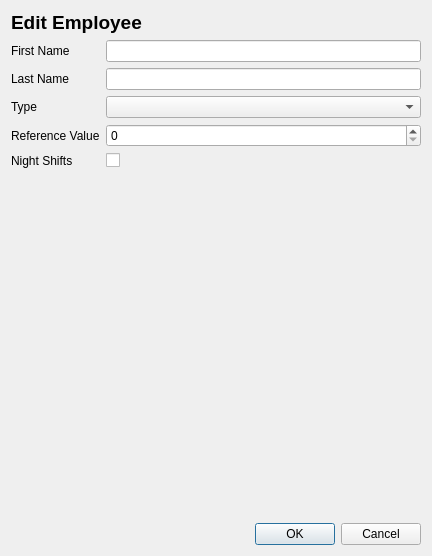
This is ui/employeeEditor.ui in olk90/shift as Qt 5 draws it before an edit. The edited form follows.
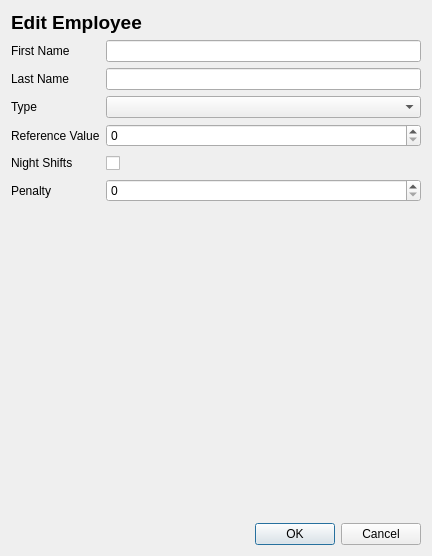
This is the edited form.

Commit message:
added penalty field to employee
- fixed bug in creation of new employees

The edit to the form file:
```diff
--- a/ui/employeeEditor.ui
+++ b/ui/employeeEditor.ui
@@ -85,10 +85,20 @@
        <item row="4" column="1">
         <widget class="QCheckBox" name="nightShiftsEdit">
          <property name="text">
-          <string/>
+          <string> </string>
          </property>
         </widget>
        </item>
+       <item row="5" column="0">
+        <widget class="QLabel" name="penaltyLabel">
+         <property name="text">
+          <string>Penalty</string>
+         </property>
+        </widget>
+       </item>
+       <item row="5" column="1">
+        <widget class="QSpinBox" name="penaltySpinner"/>
+       </item>
       </layout>
      </item>
      <item>
```
The commit also changes 7 other files.
